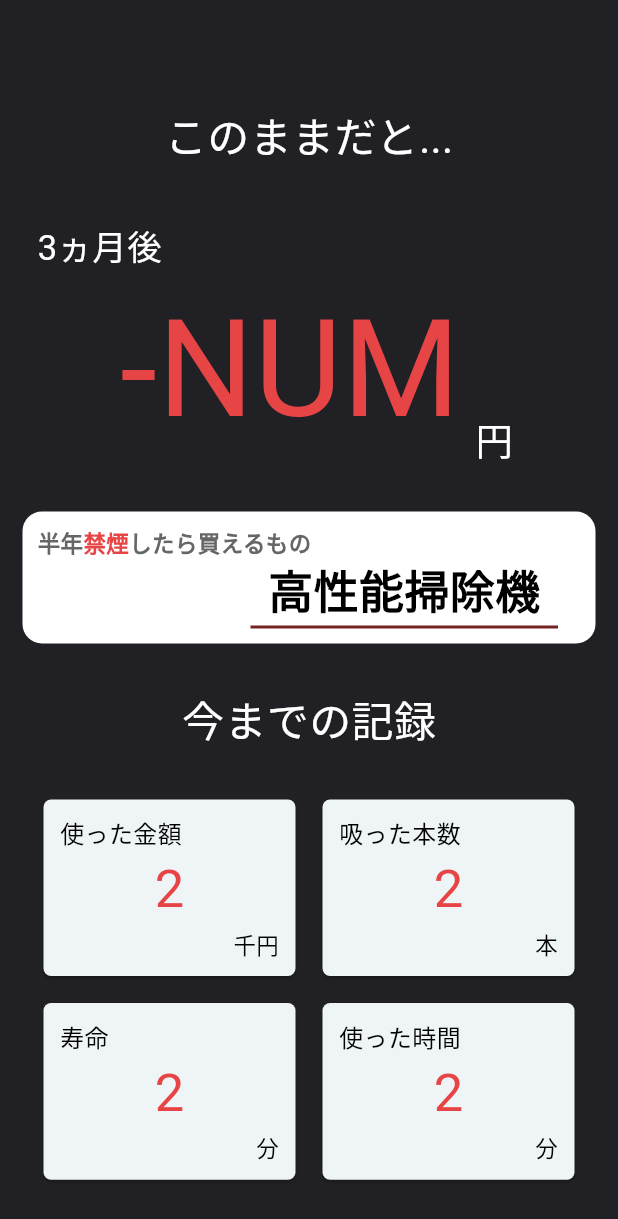
After one commit to hsmt-T/no_smoke, a Flutter app: the RecordPage screen opened directly, on a phone screen of 412 x 824 dp. The commit adds this screen. Shown: the top 1219 px of the screen. Run offline on Flutter 3.47's test engine with Material 3 defaults, Android fonts, the phone set to English and light mode, and no system bars; our stand-ins replace shared_preferences; accounts and stored records are empty; network calls fail.

Commit message:
フロント側　LOGIN,TOP,RECORD画面用意　LINEろぐいん実装

```diff
--- /dev/null
+++ b/front/lib/pages/record_screen.dart
@@ -0,0 +1,94 @@
+import 'package:flutter/material.dart';
+import '../widgets/buy_card.dart';
+import '../widgets/info_card.dart';
+
+class RecordPage extends StatelessWidget {
+  const RecordPage({super.key});
+  @override
+  Widget build(BuildContext context) {
+    return Scaffold(
+      body: Center(
+        child: Column(
+          mainAxisSize: MainAxisSize.min,
+          children: [
+            SizedBox(height: 70),
+            const Text(
+              "このままだと...",
+              style: TextStyle(
+                color: Colors.white,
+                fontSize: 28,
+              ),
+            ),
+            SizedBox(height: 35),
+            Column(
+              children: [
+                const Row(
+              mainAxisAlignment: MainAxisAlignment.start,
+              children: [
+                SizedBox(width: 25,),
+                Text(
+                  "3ヵ月後",
+                  style: TextStyle(
+                    color: Colors.white,
+                    fontSize: 23,
+                  ),
+                ),
+              ]
+            ),
+            Row(
+              mainAxisAlignment: MainAxisAlignment.center,
+              crossAxisAlignment: CrossAxisAlignment.end,
+              children: const [
+                SizedBox(width: 10),
+                Text(
+                  '-NUM',
+                  style: TextStyle(
+                    color: Color(0xFFE74545),
+                    fontSize: 90,
+                  ),
+                ),
+                SizedBox(width: 10,),
+                Text(
+                  "円",
+                  style: TextStyle(
+                    color: Colors.white,
+                    fontSize: 25,
+                  ),
+                ),
+              ],
+            ),
+              ],
+            ),
+
+            SizedBox(height: 30,),
+            const BuyCard(),
+            SizedBox(height: 30,),
+            const Text(
+              "今までの記録",
+              style: TextStyle(
+                color: Colors.white,
+                fontSize: 28,
+              ),
+            ),
+            SizedBox(height: 5,),
+            Expanded(
+              child: GridView.count(
+                crossAxisCount: 2,
+                padding: const EdgeInsets.all(25),
+                crossAxisSpacing: 10,
+                mainAxisSpacing: 10,
+                childAspectRatio: 1.4,
+                children:const [
+                  InfoCard(title: '使った金額', value: '2', unit: '千円'),
+                  InfoCard(title: '吸った本数', value: '2', unit: '本'),
+                  InfoCard(title: '寿命', value: '2', unit: '分'),
+                  InfoCard(title: '使った時間', value: '2', unit: '分'),
+                ],
+              ),
+            ),
+          ],
+        ),
+      ),
+    );
+  }
+}
--- /dev/null
+++ b/front/lib/widgets/buy_card.dart
@@ -0,0 +1,86 @@
+import 'package:flutter/material.dart';
+
+class BuyCard extends StatelessWidget {
+  const BuyCard({super.key});
+
+  @override
+  Widget build(BuildContext context) {
+
+    const buyItemName = '高性能掃除機';
+
+    final textPainter = TextPainter(
+      text: const TextSpan(
+        text: buyItemName,
+        style: TextStyle(
+          fontSize: 30,
+          fontWeight: FontWeight.bold,
+        ),
+      ),
+      maxLines: 1,
+      textDirection: TextDirection.ltr,
+    )..layout();
+
+    final textWidth = textPainter.width;
+
+    return Container(
+      width: double.infinity,
+      margin: const EdgeInsets.symmetric(horizontal: 15),
+      padding: const EdgeInsets.all(10),
+      decoration: BoxDecoration(
+        color: const Color(0xFFFFFFFF),
+        borderRadius: BorderRadius.circular(13),
+      ),
+      child: Column(
+        crossAxisAlignment: CrossAxisAlignment.start,
+        children: [
+          const Text.rich(
+            TextSpan(
+              children: [
+                TextSpan(
+                  text:  '半年',
+                  style: TextStyle(
+                    color: Color(0xFF666666), fontSize: 15,fontWeight: FontWeight.bold,
+                  ),
+                ),
+                TextSpan(
+                  text:  '禁煙',
+                  style: TextStyle(
+                    color: Color(0xFFE74545), fontSize: 15,fontWeight: FontWeight.bold,
+                  ),
+                ),
+                TextSpan(
+                  text:  'したら買えるもの',
+                  style: TextStyle(
+                    color: Color(0xFF666666), fontSize: 15,fontWeight: FontWeight.bold,
+                  ),
+                ),
+              ],
+            ),
+          ),
+          const SizedBox(height: 0),
+          Row(
+            mainAxisAlignment: MainAxisAlignment.end,
+            crossAxisAlignment: CrossAxisAlignment.end,
+            children: [
+              Column(
+                children: [
+                  Text(
+                    buyItemName,
+                    style: TextStyle(
+                      color: Colors.black,
+                      fontSize: 30,
+                      fontWeight: FontWeight.bold,
+                    ),
+                  ),
+                  SizedBox(height: 2),
+                  Container(width: textWidth + 25, height: 2, color: Color(0xFF742424)),
+                ],
+              ),
+              SizedBox(width: 15),
+            ],
+          ),
+        ],
+      ),
+    );
+  }
+}
--- /dev/null
+++ b/front/lib/widgets/info_card.dart
@@ -0,0 +1,52 @@
+import 'package:flutter/material.dart';
+
+class InfoCard extends StatelessWidget {
+  final String title;
+  final String value;
+  final String unit;
+
+  const InfoCard({
+    super.key,
+    required this.title,
+    required this.value,
+    required this.unit,
+  });
+
+  @override
+  Widget build(BuildContext context) {
+    return Card(
+      shape: RoundedRectangleBorder(
+        borderRadius: BorderRadiusGeometry.circular(5),
+      ),
+      child: Padding(
+        padding: const EdgeInsets.all(11),
+        child: Column(
+          crossAxisAlignment: CrossAxisAlignment.stretch,
+          mainAxisAlignment: MainAxisAlignment.spaceBetween,
+          children: [
+            Align(
+              alignment: Alignment.topLeft,
+              child: Text(
+                title,
+                style: const TextStyle(fontSize: 16, color: Colors.black),
+              ),
+            ),
+            Center(
+              child: Text(
+                value,
+                style: const TextStyle(fontSize: 35, color: Color(0xFFE74545)),
+              ),
+            ),
+            Align(
+              alignment: Alignment.bottomRight,
+              child: Text(
+                unit,
+                style: const TextStyle(fontSize: 15, color: Colors.black),
+              ),
+            ),
+          ],
+        ),
+      ),
+    );
+  }
+}
--- a/front/pubspec.yaml
+++ b/front/pubspec.yaml
@@ -30,7 +30,9 @@ environment:
 dependencies:
   flutter:
     sdk: flutter
-
+  http: ^1.1.0           # NestJS API 呼び出し用
+  url_launcher: ^6.1.5   # ブラウザで LINE ログイン画面を開く
+  app_links: ^6.3.2
   # The following adds the Cupertino Icons font to your application.
   # Use with the CupertinoIcons class for iOS style icons.
   cupertino_icons: ^1.0.8
```
Also changed, not shown: front/lib/main.dart (+16 -8 lines), front/lib/pages/login_screen.dart (+122 -7 lines), front/lib/pages/top_screen.dart (+58 -29 lines), front/flutter_02.png (added), front/lib/pages/callback_screen.dart (added), front/pubspec.lock, 11 other files.
